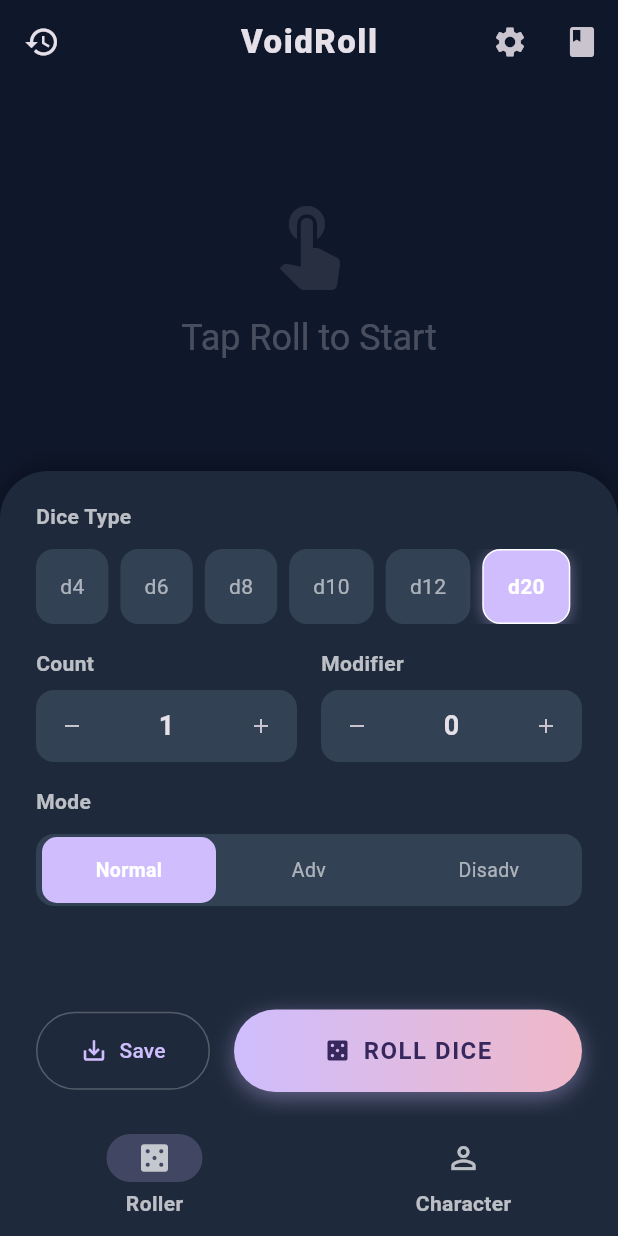
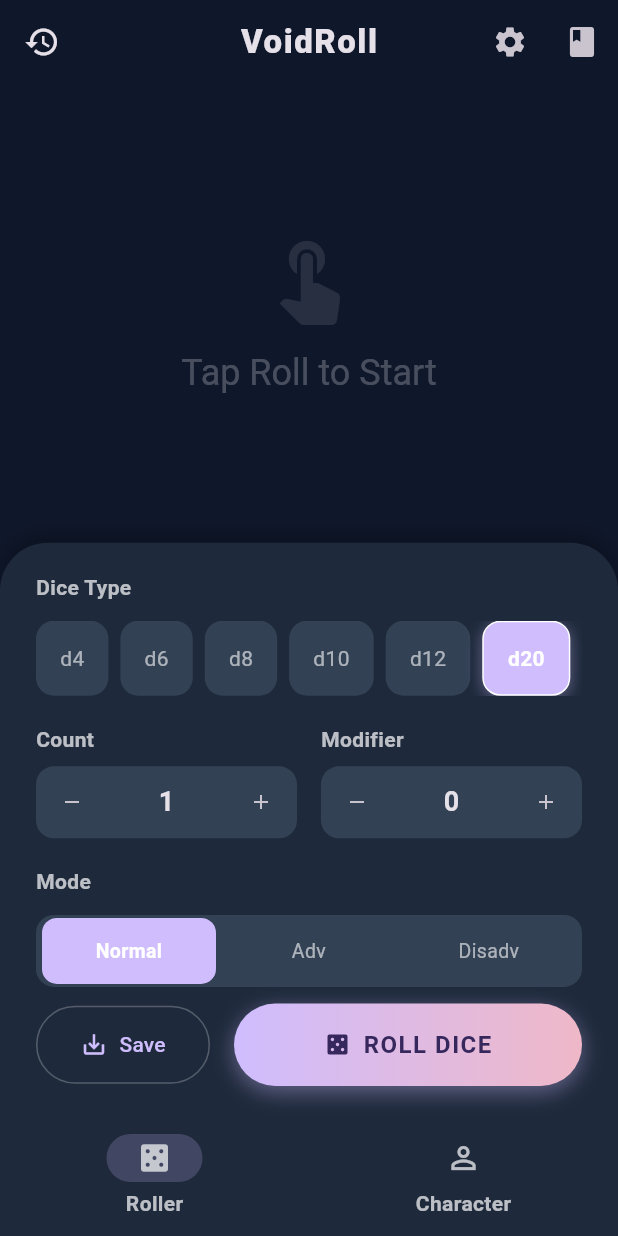
Before and after one commit to Mathiasdamgaard/dice-roller, a Flutter app: the screen it shows after launch, on a phone screen of 412 x 824 dp. Run offline on Flutter 3.47's test engine with Material 3 defaults, Android fonts, the phone set to English and light mode, and no system bars; our stand-ins replace shared_preferences.

Commit message:
more responsive

```diff
--- a/lib/screens/roller_screen.dart
+++ b/lib/screens/roller_screen.dart
@@ -121,7 +121,7 @@ class DiceRollerScreen extends StatelessWidget {
         child: Column(
           children: [
             Expanded(
-              flex: 3,
+              flex: 4, // Increased from 3 to 4
               child: Container(
                 width: double.infinity,
                 padding: const EdgeInsets.all(24),
@@ -129,7 +129,7 @@ class DiceRollerScreen extends StatelessWidget {
               ),
             ),
             Expanded(
-              flex: 5,
+              flex: 5, // Kept at 5
               child: Container(
                 decoration: const BoxDecoration(
                   color: Color(0xFF1E293B),
@@ -142,50 +142,65 @@ class DiceRollerScreen extends StatelessWidget {
                     ),
                   ],
                 ),
-                padding: const EdgeInsets.fromLTRB(24, 20, 24, 16),
+                padding: const EdgeInsets.fromLTRB(24, 20, 24, 20),
+                child: LayoutBuilder(
+                  builder: (context, constraints) {
+                    return SingleChildScrollView(
+                      child: ConstrainedBox(
+                        constraints: BoxConstraints(
+                          minHeight: constraints.maxHeight,
+                        ),
                         child: Column(
-                  children: [
-                    Expanded(
-                      child: SingleChildScrollView(
-                        child: Column(
+                          mainAxisAlignment: MainAxisAlignment.spaceBetween,
                           crossAxisAlignment: CrossAxisAlignment.start,
                           children: [
-                            const Text(
+                            // --- Group 1: Dice Type ---
+                            const Column(
+                              crossAxisAlignment: CrossAxisAlignment.start,
+                              mainAxisSize: MainAxisSize.min,
+                              children: [
+                                Text(
                                   "Dice Type",
                                   style: TextStyle(
                                     fontWeight: FontWeight.bold,
                                     color: Colors.white70,
                                   ),
                                 ),
-                            const SizedBox(height: 12),
-                            const DiceTypeRow(),
+                                SizedBox(height: 12),
+                                DiceTypeRow(),
+                              ],
+                            ),
 
-                            const SizedBox(height: 16),
-                            const Row(
+                            // --- Group 2: Counts ---
+                            const Padding(
+                              padding: EdgeInsets.symmetric(vertical: 8),
+                              child: Row(
                                 children: [
                                   Expanded(child: DiceCountSelector()),
                                   SizedBox(width: 16),
                                   Expanded(child: ModifierSelector()),
                                 ],
                               ),
+                            ),
 
-                            const SizedBox(height: 16),
-                            const Text(
+                            // --- Group 3: Mode ---
+                            const Column(
+                              crossAxisAlignment: CrossAxisAlignment.start,
+                              mainAxisSize: MainAxisSize.min,
+                              children: [
+                                Text(
                                   "Mode",
                                   style: TextStyle(
                                     fontWeight: FontWeight.bold,
                                     color: Colors.white70,
                                   ),
                                 ),
-                            const SizedBox(height: 12),
-                            const ModeSelector(),
-
-                            const SizedBox(height: 16),
+                                SizedBox(height: 12),
+                                ModeSelector(),
                               ],
                             ),
-                      ),
-                    ),
 
+                            // --- Group 4: Buttons ---
                             Row(
                               children: [
                                 Expanded(
@@ -196,8 +211,12 @@ class DiceRollerScreen extends StatelessWidget {
                                     icon: const Icon(Icons.save_alt),
                                     label: const Text("Save"),
                                     style: OutlinedButton.styleFrom(
-                              padding: const EdgeInsets.symmetric(vertical: 16),
-                              side: const BorderSide(color: Colors.white24),
+                                      padding: const EdgeInsets.symmetric(
+                                        vertical: 16,
+                                      ),
+                                      side: const BorderSide(
+                                        color: Colors.white24,
+                                      ),
                                     ),
                                   ),
                                 ),
@@ -209,7 +228,10 @@ class DiceRollerScreen extends StatelessWidget {
                                       borderRadius: BorderRadius.circular(30),
                                       gradient: isRolling
                                           ? const LinearGradient(
-                                      colors: [Colors.grey, Colors.grey],
+                                              colors: [
+                                                Colors.grey,
+                                                Colors.grey,
+                                              ],
                                             )
                                           : LinearGradient(
                                               colors: [
@@ -221,9 +243,8 @@ class DiceRollerScreen extends StatelessWidget {
                                           ? []
                                           : [
                                               BoxShadow(
-                                        color: colorScheme.primary.withValues(
-                                          alpha: 0.4,
-                                        ),
+                                                color: colorScheme.primary
+                                                    .withValues(alpha: 0.4),
                                                 blurRadius: 12,
                                                 offset: const Offset(0, 4),
                                               ),
@@ -262,7 +283,9 @@ class DiceRollerScreen extends StatelessWidget {
                                           vertical: 16,
                                         ),
                                         shape: RoundedRectangleBorder(
-                                  borderRadius: BorderRadius.circular(30),
+                                          borderRadius: BorderRadius.circular(
+                                            30,
+                                          ),
                                         ),
                                       ),
                                     ),
@@ -273,6 +296,10 @@ class DiceRollerScreen extends StatelessWidget {
                           ],
                         ),
                       ),
+                    );
+                  },
+                ),
+              ),
             ),
           ],
         ),
--- a/lib/widgets/display/shake_widget.dart
+++ b/lib/widgets/display/shake_widget.dart
@@ -3,13 +3,13 @@ import 'package:flutter/material.dart';
 class ShakeWidget extends StatefulWidget {
   final Widget child;
   final bool isShaking;
-  final double intensity; // New parameter
+  final double intensity;
 
   const ShakeWidget({
     super.key,
     required this.child,
     required this.isShaking,
-    this.intensity = 1.0, // Default standard shake
+    this.intensity = 1.0,
   });
 
   @override
```
Lines whose indentation alone changed are shown as unchanged.
